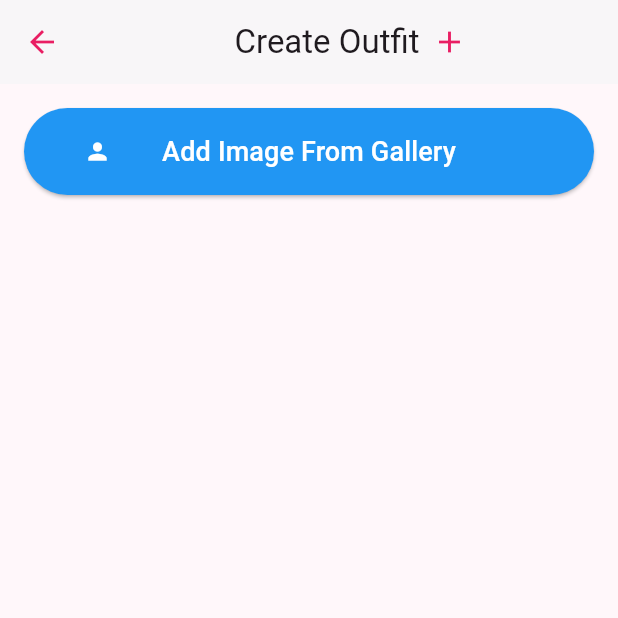
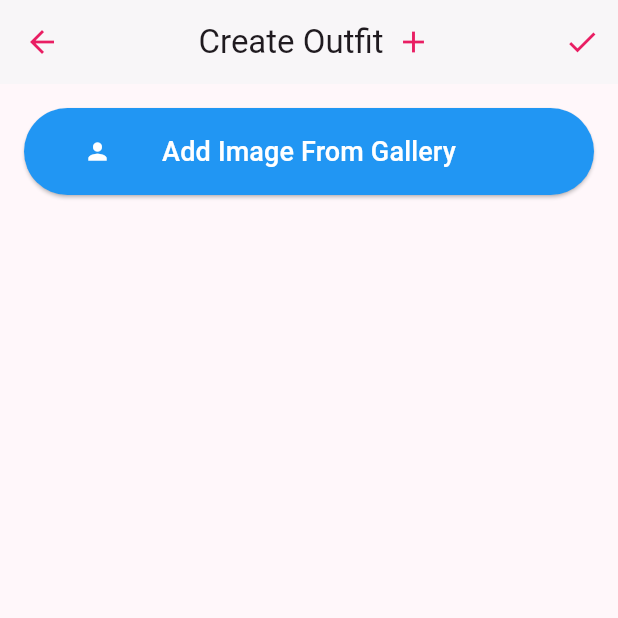
Before and after one commit to LaTechBen/Capstone, a Flutter app: the CreateOutfitPage screen opened directly, on a phone screen of 412 x 824 dp, the top half of it. Run offline on Flutter 3.47's test engine with Material 3 defaults, Android fonts, the phone set to English and light mode, and no system bars; our stand-ins replace device_info_plus, firebase_auth, firebase_core, permission_handler; accounts and stored records are empty.

Commit message:
Format Fixing with button layout on page.

```diff
--- a/accentuate/lib/createoutfit_page.dart
+++ b/accentuate/lib/createoutfit_page.dart
@@ -5,15 +5,15 @@ import 'home_page.dart';
 class CreateOutfitPage extends StatelessWidget {
   const CreateOutfitPage({Key? key}) : super(key: key);
 
-  @override
+   @override
   Widget build(BuildContext context) {
     return Scaffold(
       appBar: AppBar(
         title: const Row(
-          mainAxisAlignment: MainAxisAlignment.center,
-          children: [
+          mainAxisAlignment:MainAxisAlignment.center,
+          children:[
             Text('Create Outfit'),
-            SizedBox(width: 8),
+            SizedBox(width:8),
             Icon(Icons.add),
           ],
         ),
@@ -23,6 +23,14 @@ class CreateOutfitPage extends StatelessWidget {
             Navigator.pop(context);
           },
         ),
+        actions: [
+          IconButton(
+            icon: const Icon(Icons.check),
+            onPressed: () {
+              // Add your onPressed logic here
+            },
+          ),
+        ],
       ),
       body: const CreateOutfitBody(),
     );
```
